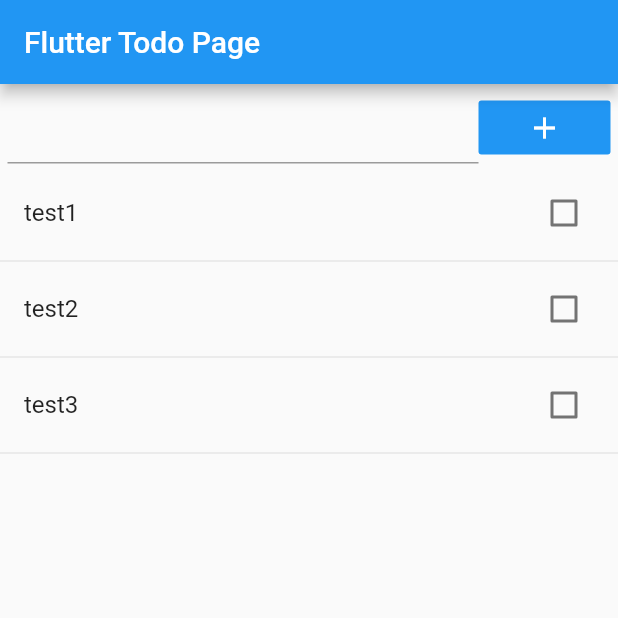
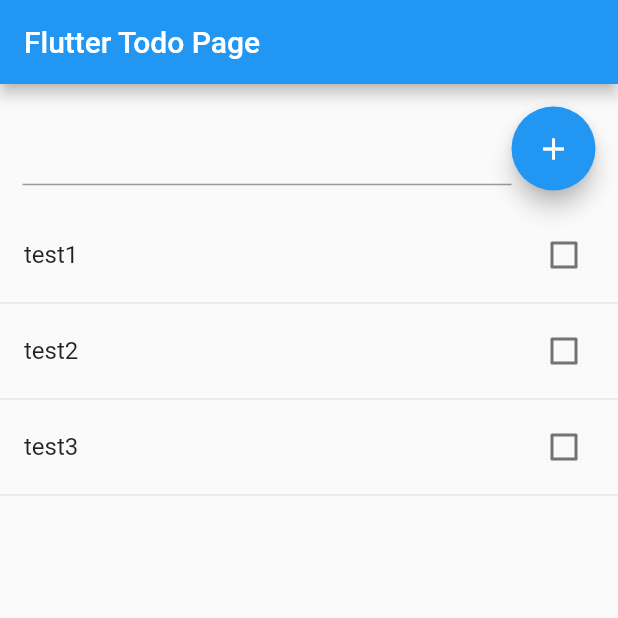
Before and after one commit to nmemoto-sandbox/flutter-todo, a Flutter app: the screen it shows after launch, on a phone screen of 412 x 824 dp, the top half of it. Run offline on Flutter 3.47's test engine with Material 2 defaults, Android fonts, the phone set to English and light mode, and no system bars.

Commit message:
TodoInputを整形

```diff
--- a/lib/src/widgets/todo_input.dart
+++ b/lib/src/widgets/todo_input.dart
@@ -4,19 +4,21 @@ class TodoInput extends StatelessWidget {
 
   Widget build(context) {
     return Container(
-      padding: EdgeInsets.all(5.0),
+      padding: EdgeInsets.all(15.0),
       child: Row(
         children: <Widget>[
           Expanded(
-            child: TextFormField()
+            child: TextFormField(
+                style: new TextStyle(
+                    fontSize: 25.0,
+                    height: 1.0,
+                    color: Colors.black
+                )
+            )
           ),
-          FlatButton(
-            child: Icon(
-              Icons.add,
-              color: Colors.white,
-            ),
-            color: Colors.blue,
-            materialTapTargetSize: MaterialTapTargetSize.shrinkWrap,
+          FloatingActionButton(
+            child: Icon(Icons.add),
+            backgroundColor: Colors.blue,
             onPressed: () {
 
             },
```
